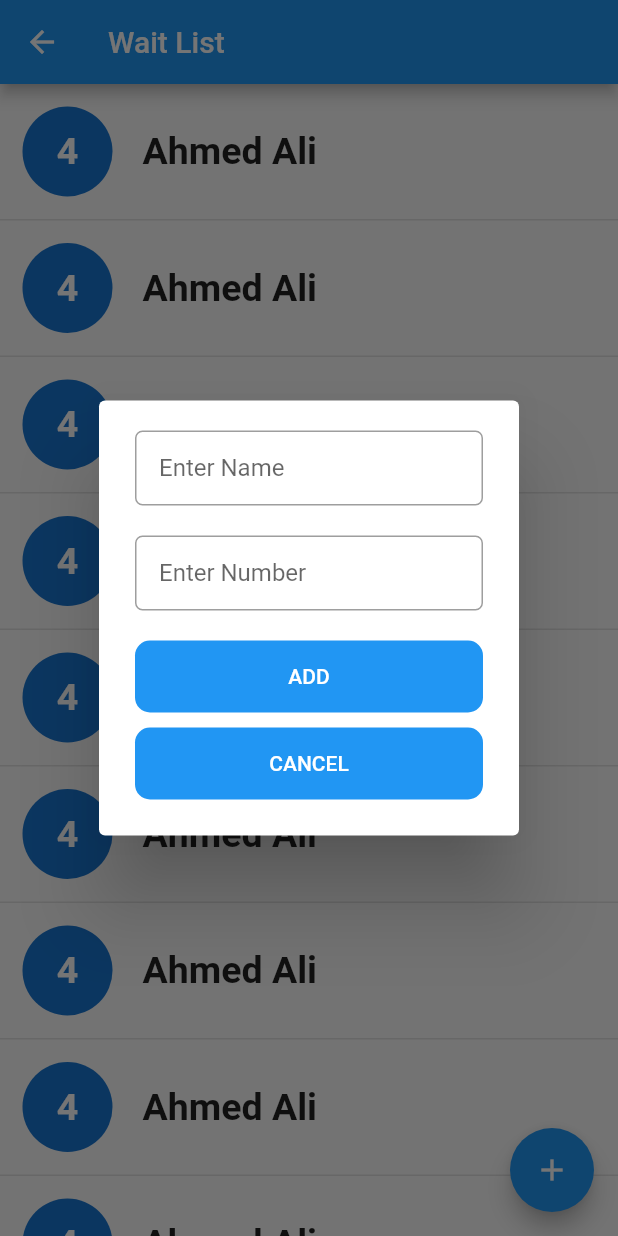
After one commit to abdullahmansss/components, a Flutter app: the WaitDatabase screen opened directly, after a tap on the "add" icon, on a phone screen of 412 x 824 dp. The commit adds this screen. Run offline on Flutter 3.47's test engine with Material 2 defaults, Android fonts, the phone set to English and light mode, and no system bars; our stand-ins replace fluttertoast, sqflite; accounts and stored records are empty.

Commit message:
database

```diff
--- /dev/null
+++ b/lib/modules/database/database.dart
@@ -0,0 +1,131 @@
+import 'package:calculator/shared/components/components.dart';
+import 'package:flutter/cupertino.dart';
+import 'package:flutter/material.dart';
+import 'package:flutter/widgets.dart';
+import 'package:sqflite/sqflite.dart';
+import 'package:sqflite/sqlite_api.dart';
+
+class WaitDatabase extends StatefulWidget {
+  @override
+  _WaitDatabaseState createState() => _WaitDatabaseState();
+}
+
+class _WaitDatabaseState extends State<WaitDatabase> {
+  var nameController = TextEditingController();
+  var numberController = TextEditingController();
+
+  @override
+  void initState() {
+    super.initState();
+
+    createDatabase();
+  }
+
+  @override
+  Widget build(BuildContext context) {
+    return Scaffold(
+      appBar: AppBar(
+        title: Text('Wait List'),
+      ),
+      body: ListView.separated(
+        physics: BouncingScrollPhysics(),
+        itemBuilder: (context, index) => buildItem(),
+        separatorBuilder: (context, index) => buildSeparator(),
+        itemCount: 15,
+      ),
+      floatingActionButton: FloatingActionButton(
+        onPressed: () {
+          showDialog(
+            context: context,
+            barrierDismissible: false,
+            builder: (c) => AlertDialog(
+              content: Column(
+                mainAxisSize: MainAxisSize.min,
+                children: [
+                  defaultFormField(
+                      controller: nameController,
+                      type: TextInputType.name,
+                      hint: 'Enter Name'),
+                  SizedBox(
+                    height: 20.0,
+                  ),
+                  defaultFormField(
+                      controller: numberController,
+                      type: TextInputType.number,
+                      hint: 'Enter Number'),
+                  SizedBox(
+                    height: 20.0,
+                  ),
+                  defaultButton(
+                    text: 'Add',
+                    function: () {},
+                  ),
+                  SizedBox(
+                    height: 10.0,
+                  ),
+                  defaultButton(
+                    text: 'cancel',
+                    function: () {
+                      Navigator.pop(context);
+                    },
+                  ),
+                ],
+              ),
+            ),
+          );
+        },
+        child: Icon(
+          Icons.add,
+        ),
+      ),
+    );
+  }
+
+  Widget buildItem() => Padding(
+        padding: EdgeInsets.all(15.0),
+        child: Row(
+          children: [
+            CircleAvatar(
+              radius: 30.0,
+              child: Text(
+                '4',
+                style: TextStyle(
+                  fontWeight: FontWeight.w700,
+                  fontSize: 25.0,
+                ),
+              ),
+            ),
+            SizedBox(
+              width: 20.0,
+            ),
+            Text(
+              'Ahmed Ali',
+              style: TextStyle(
+                fontWeight: FontWeight.w700,
+                fontSize: 25.0,
+              ),
+            ),
+          ],
+        ),
+      );
+
+  Future<Database> createDatabase() async
+  {
+    return await openDatabase(
+      'waiting.db',
+      version: 1,
+      onCreate: (Database db,version) async
+      {
+        print('database created');
+        await db.execute('create table waiting (id integer primary key, name text, number integer)').then((value)
+        {
+          print('table created');
+        });
+      },
+      onOpen: (db)
+      {
+        print('database opened');
+      },
+    );
+  }
+}
--- a/lib/modules/screen_one/screen_one.dart
+++ b/lib/modules/screen_one/screen_one.dart
@@ -1,3 +1,4 @@
+import 'package:calculator/modules/database/database.dart';
 import 'package:calculator/modules/screen_two/screen_two.dart';
 import 'package:calculator/shared/components/components.dart';
 import 'package:flutter/cupertino.dart';
@@ -24,7 +25,9 @@ class ScreenOne extends StatelessWidget {
       appBar: AppBar(
         title: Text('screen one'),
       ),
-      body: Padding(
+      body: SingleChildScrollView(
+        physics: BouncingScrollPhysics(),
+        child: Padding(
           padding: EdgeInsets.all(20.0),
           child: Column(
             children: [
@@ -118,7 +121,17 @@ class ScreenOne extends StatelessWidget {
                   navigateTo(context, ScreenTwo());
                 },
               ),
+              SizedBox(
+                height: 20.0,
+              ),
+              defaultButton(
+                text: 'database',
+                function: () {
+                  navigateTo(context, WaitDatabase());
+                },
+              ),
             ],
+          ),
         ),
       ),
     );
--- a/lib/shared/components/components.dart
+++ b/lib/shared/components/components.dart
@@ -67,5 +67,5 @@ void navigateTo(context, widget) => Navigator.push(
 Widget buildSeparator() => Container(
   height: 1.0,
   width: double.infinity,
-  color: Colors.grey,
+  color: Colors.grey[300],
 );
--- a/pubspec.yaml
+++ b/pubspec.yaml
@@ -28,6 +28,7 @@ dependencies:
   # Use with the CupertinoIcons class for iOS style icons.
   cupertino_icons: ^1.0.0
   fluttertoast: ^7.1.1
+  sqflite: ^1.3.1
 
 dev_dependencies:
   flutter_test:
```
Also changed, not shown: pubspec.lock. Lines whose indentation alone changed are shown as unchanged.
